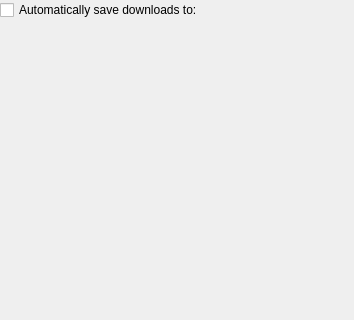
First picture: the form in conf/dlgdirectories.ui, repository KDE/kget, before the edit.
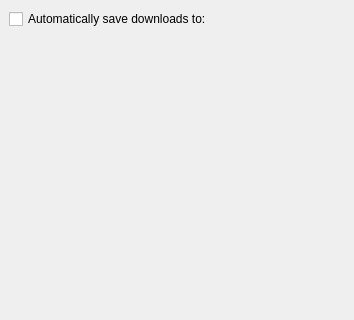
Second picture: the form after the edit. Custom widgets are drawn as their Qt base class.

The edit to the form file:
```diff
--- a/conf/dlgdirectories.ui
+++ b/conf/dlgdirectories.ui
@@ -17,7 +17,7 @@
   </property>
   <layout class="QVBoxLayout" >
    <property name="margin" >
-    <number>0</number>
+    <number>9</number>
    </property>
    <property name="spacing" >
     <number>6</number>
@@ -56,7 +56,7 @@
  <customwidgets>
   <customwidget>
    <class>KUrlRequester</class>
-   <extends>QWidget</extends>
+   <extends>QFrame</extends>
    <header>kurlrequester.h</header>
    <container>1</container>
    <pixmap></pixmap>
```
Left out of the diff: 11 changed lines with no effect on the pictures.
